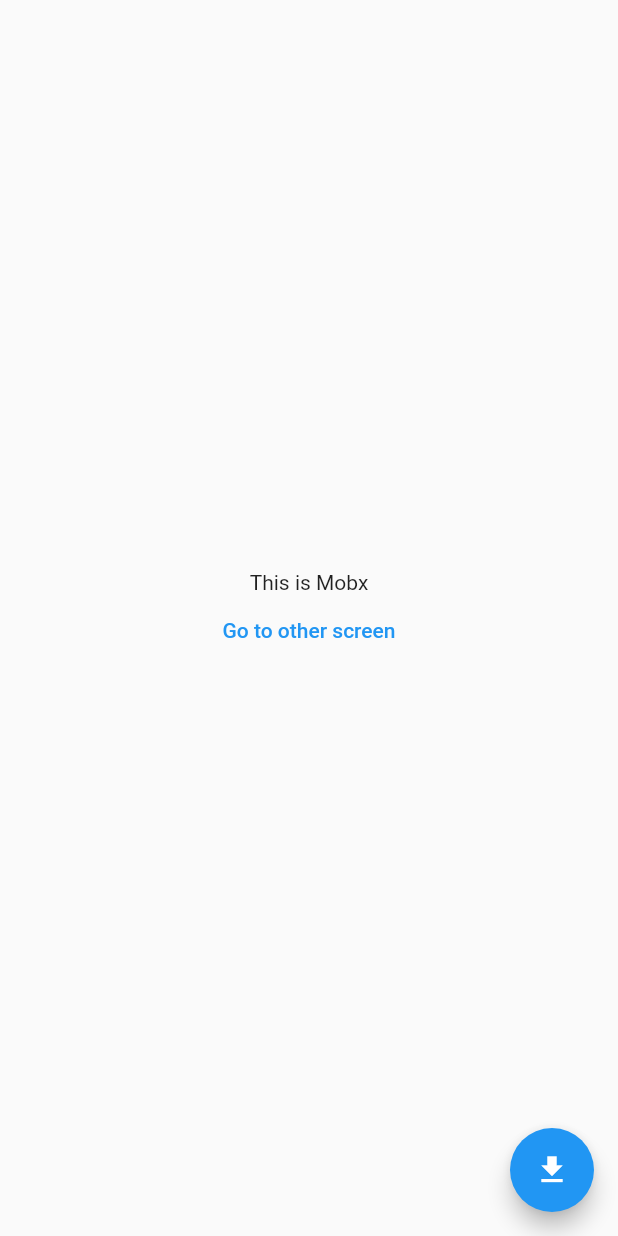
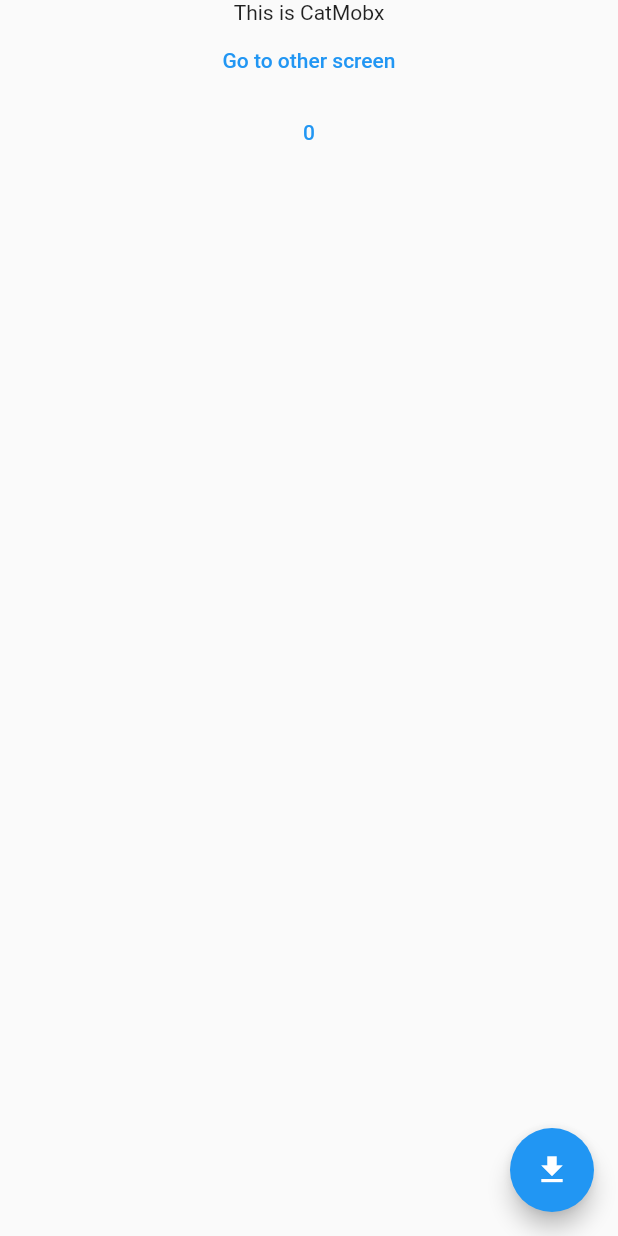
Before and after one commit to boranpek/state_management, a Flutter app: the CatView screen opened directly, on a phone screen of 412 x 824 dp. Run offline on Flutter 3.47's test engine with Material 2 defaults, Android fonts, the phone set to English and light mode, and no system bars; our stand-ins replace bloc, flutter_bloc, flutter_mobx, mobx; generated files the repository leaves out were written again; network calls fail.

```diff
--- a/lib/catBloc/cats_repository.dart
+++ b/lib/catBloc/cats_repository.dart
@@ -10,7 +10,7 @@ abstract class CatsRepository {
 }
 
 class SampleCatsRepository implements CatsRepository {
-  final url = "https://hwasampleapi.firebaseio.com/http.json1";
+  final url = "https://hwasampleapi.firebaseio.com/http.json";
 
   @override
   Future<List<Cat>> getCats() async {
--- a/lib/catMobx/cat_view.dart
+++ b/lib/catMobx/cat_view.dart
@@ -3,9 +3,11 @@ import 'package:flutter_mobx/flutter_mobx.dart';
 import 'package:state_management/catBloc/bloc_cats_view.dart';
 import 'package:state_management/catMobx/cat_view_model.dart';
 import 'package:state_management/constants/navigation_constant.dart';
+import 'package:state_management/counter_mobx/counter_mobx_view_model.dart';
 
 class CatView extends StatelessWidget {
   final _viewModel = CatViewModel();
+  final _viewCounterModel = CounterMobxViewModel();
   final GlobalKey<ScaffoldState> _scaffoldKey = new GlobalKey<ScaffoldState>();
 
   @override
@@ -20,34 +22,38 @@ class CatView extends StatelessWidget {
           }
         },
       ),
-      body: Center(
+      body: buildScaffoldBody(context),
+    );
+  }
+
+  Center buildScaffoldBody(BuildContext context) {
+    return Center(
       child: Column(
-          mainAxisAlignment: MainAxisAlignment.center,
         children: [
-            Text("This is Mobx"),
+          Text("This is CatMobx"),
           TextButton(
             onPressed: () {
-                Navigator.pushNamed(context, NavigationConstant.COUNTER_MOBX_VIEW);
+              Navigator.pushNamed(context, NavigationConstant.BLOC_CAT_VIEW);
             },
             child: Text("Go to other screen"),
           ),
-            buildScaffoldBody(),
-          ],
+          TextButton(
+            onPressed: () {
+              _viewCounterModel.increment();
+            },
+            child: Observer(builder: (_) {
+              return Text(_viewCounterModel.counter.toString());
+            }),
           ),
-      ),
-    );
-  }
-
-  Center buildScaffoldBody() {
-    return Center(
-      child: Column(
-        children: [
           Observer(builder: (_) {
             switch (_viewModel.pageState) {
               case PageState.LOADING:
                 return CircularProgressIndicator();
               case PageState.COMPLETED:
-                return ListView.builder(
+                return Expanded(
+                  child: ListView.builder(
+                    shrinkWrap: true,
+                    scrollDirection: Axis.vertical,
                     itemBuilder: (context, index) {
                       return ListTile(
                         title: Image.network(_viewModel.catList[index].imageUrl),
@@ -55,6 +61,7 @@ class CatView extends StatelessWidget {
                       );
                     },
                     itemCount: _viewModel.catList.length,
+                  ),
                 );
               case PageState.ERROR:
                 return Text("Error");
--- a/lib/catMobx/cat_view_model.dart
+++ b/lib/catMobx/cat_view_model.dart
@@ -11,7 +11,7 @@ abstract class _CatViewModelBase with Store {
   @observable
   List<Cat> catList = [];
 
-  final url = "https://hwasampleapi.firebaseio.com/http.json1";
+  final url = "https://hwasampleapi.firebaseio.com/http.json";
 
   @observable
   PageState pageState = PageState.NORMAL;
```
Also changed, not shown: lib/catBloc/bloc_cats_view.dart (+11 -11 lines), lib/main.dart (+8 -7 lines), 4 other files. Lines whose indentation alone changed are shown as unchanged.
